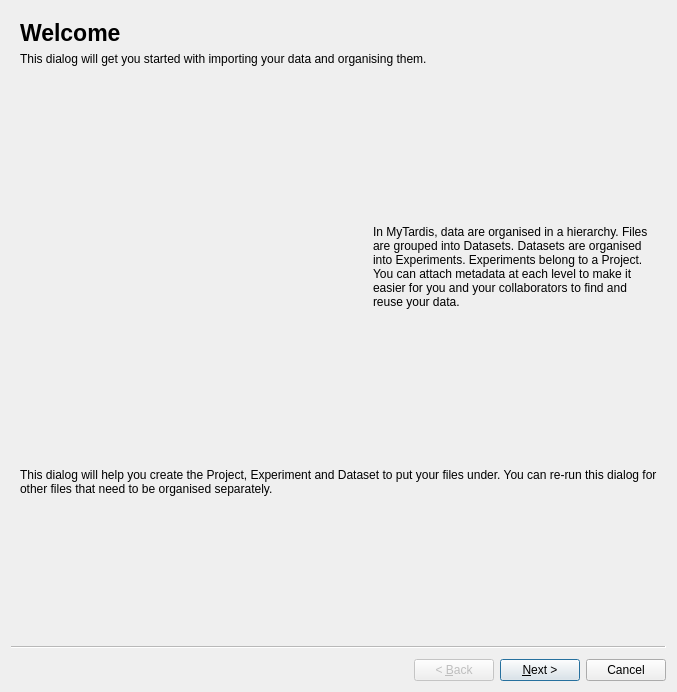
Before: the Qt Designer form ime/ui/ui_add_files_wizard.ui in UoA-eResearch/mytardis_ime, drawn with Qt 5.
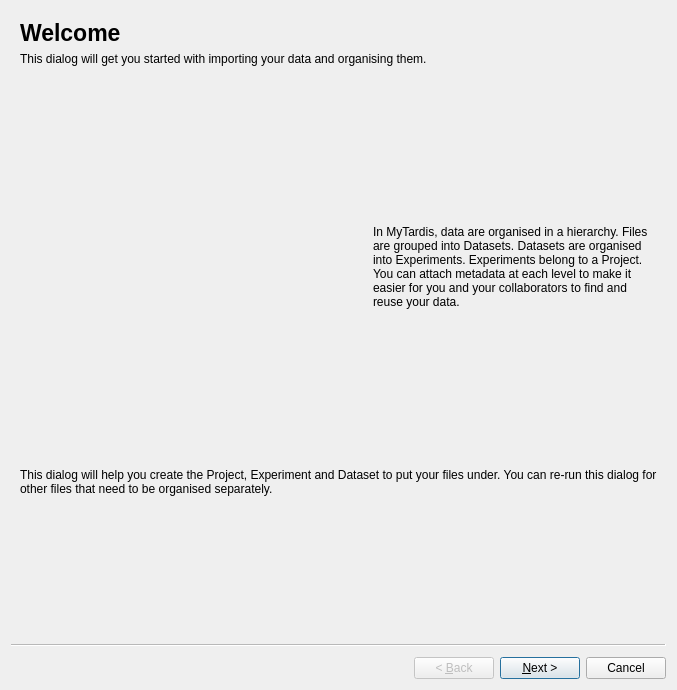
After: the same form once the commit is applied. Icons and pictures are not drawn. Custom widgets are drawn as their Qt base class.

Diff of the .ui file:
```diff
--- a/ime/ui/ui_add_files_wizard.ui
+++ b/ime/ui/ui_add_files_wizard.ui
@@ -7,7 +7,7 @@
     <x>0</x>
     <y>0</y>
     <width>677</width>
-    <height>692</height>
+    <height>690</height>
    </rect>
   </property>
   <property name="windowTitle">
```
Left out of the diff: 4 changed lines with no effect on the pictures.
